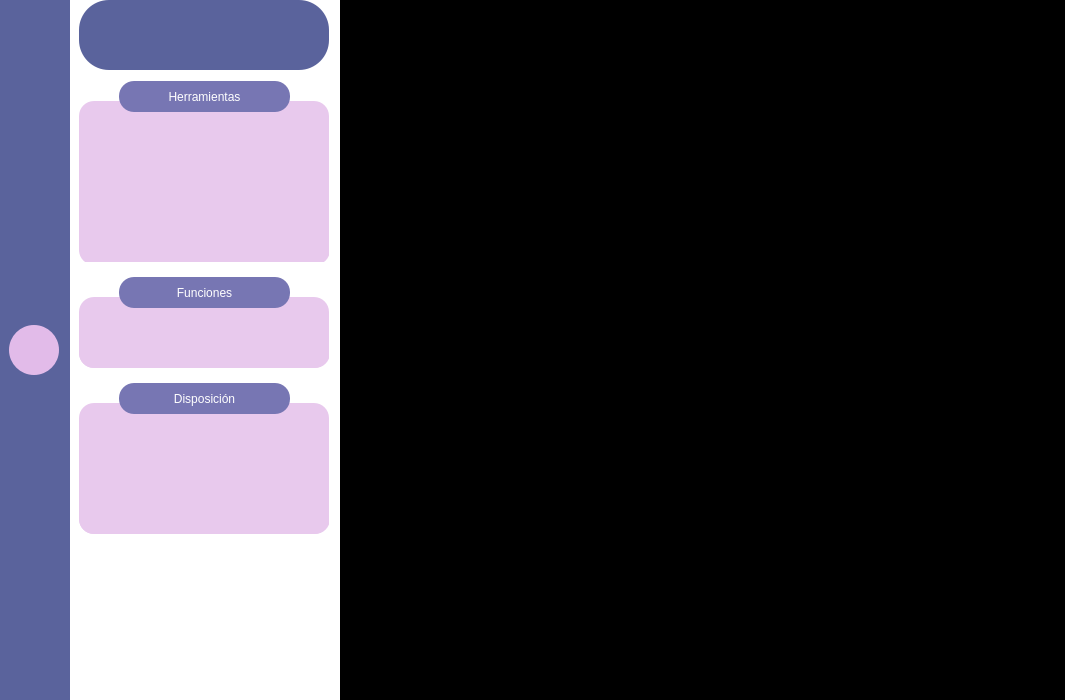
The window that ventana1.ui (Tesis-PFG/BRICOM) describes before a commit, drawn with Qt 5.
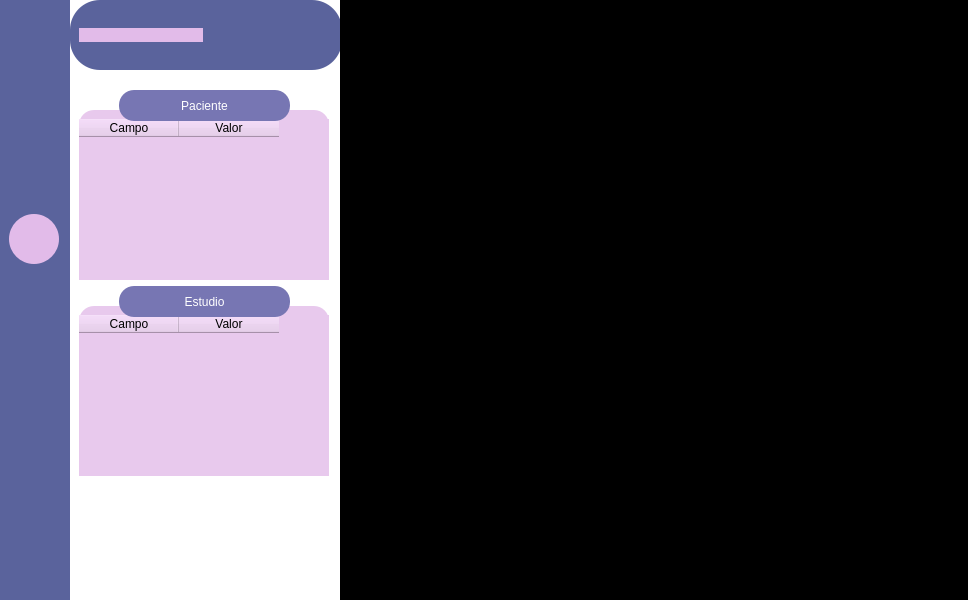
The same window after the commit. The open tabs and pages were chosen to show the change. Icons and pictures are not drawn.

The edit to the form file:
```diff
--- a/ventana1.ui
+++ b/ventana1.ui
@@ -6,8 +6,8 @@
    <rect>
     <x>0</x>
     <y>0</y>
-    <width>1065</width>
-    <height>700</height>
+    <width>968</width>
+    <height>600</height>
    </rect>
   </property>
   <property name="minimumSize">
@@ -140,6 +140,9 @@
             <property name="checkable">
              <bool>true</bool>
             </property>
+            <property name="checked">
+             <bool>true</bool>
+            </property>
             <property name="autoExclusive">
              <bool>true</bool>
             </property>
@@ -176,7 +179,7 @@
              <bool>true</bool>
             </property>
             <property name="checked">
-             <bool>true</bool>
+             <bool>false</bool>
             </property>
             <property name="autoExclusive">
              <bool>true</bool>
@@ -272,14 +275,23 @@
            <enum>QFrame::NoFrame</enum>
           </property>
           <layout class="QVBoxLayout" name="verticalLayout">
+           <property name="leftMargin">
+            <number>0</number>
+           </property>
            <property name="topMargin">
             <number>0</number>
            </property>
+           <property name="rightMargin">
+            <number>0</number>
+           </property>
+           <property name="bottomMargin">
+            <number>0</number>
+           </property>
            <item>
             <widget class="QFrame" name="frame_17">
              <property name="minimumSize">
               <size>
-               <width>250</width>
+               <width>272</width>
                <height>70</height>
               </size>
              </property>
@@ -296,6 +308,83 @@
              <property name="frameShape">
               <enum>QFrame::NoFrame</enum>
              </property>
+             <layout class="QHBoxLayout" name="horizontalLayout_6">
+              <item>
+               <widget class="QPushButton" name="subMenu_patient">
+                <property name="cursor">
+                 <cursorShape>PointingHandCursor</cursorShape>
+                </property>
+                <property name="styleSheet">
+                 <string notr="true">QPushButton:checked{
+background-color:#E2BBE9;
+border-radius: 20px
+}
+</string>
+                </property>
+                <property name="text">
+                 <string/>
+                </property>
+                <property name="icon">
+                 <iconset>
+                  <normaloff>Assets/subMenu_patient.png</normaloff>Assets/subMenu_patient.png</iconset>
+                </property>
+                <property name="iconSize">
+                 <size>
+                  <width>50</width>
+                  <height>50</height>
+                 </size>
+                </property>
+                <property name="checkable">
+                 <bool>true</bool>
+                </property>
+                <property name="checked">
+                 <bool>true</bool>
+                </property>
+                <property name="autoExclusive">
+                 <bool>true</bool>
+                </property>
+                <property name="autoRepeatInterval">
+                 <number>103</number>
+                </property>
+               </widget>
+              </item>
+              <item>
+               <widget class="QPushButton" name="subMenu_tools">
+                <property name="cursor">
+                 <cursorShape>PointingHandCursor</cursorShape>
+                </property>
+                <property name="styleSheet">
+                 <string notr="true">QPushButton:checked{
+background-color:#E2BBE9;
+border-radius: 20px
+}
+</string>
+                </property>
+                <property name="text">
+                 <string/>
+                </property>
+                <property name="icon">
+                 <iconset>
+                  <normaloff>Assets/subMenu_tools.png</normaloff>Assets/subMenu_tools.png</iconset>
+                </property>
+                <property name="iconSize">
+                 <size>
+                  <width>50</width>
+                  <height>50</height>
+                 </size>
+                </property>
+                <property name="shortcut">
+                 <string>Esc</string>
+                </property>
+                <property name="checkable">
+                 <bool>true</bool>
+                </property>
+                <property name="autoExclusive">
+                 <bool>true</bool>
+                </property>
+               </widget>
+              </item>
+             </layout>
             </widget>
            </item>
            <item>
@@ -315,6 +404,248 @@
             </spacer>
            </item>
            <item>
+            <widget class="QStackedWidget" name="stackedWidget_submenuVisualizacion">
+             <property name="currentIndex">
+              <number>1</number>
+             </property>
+             <widget class="QWidget" name="submenuPatient">
+              <property name="styleSheet">
+               <string notr="true"/>
+              </property>
+              <layout class="QVBoxLayout" name="verticalLayout_8">
+               <item>
+                <widget class="QFrame" name="frame_15">
+                 <property name="minimumSize">
+                  <size>
+                   <width>200</width>
+                   <height>190</height>
+                  </size>
+                 </property>
+                 <property name="maximumSize">
+                  <size>
+                   <width>16777215</width>
+                   <height>240</height>
+                  </size>
+                 </property>
+                 <property name="styleSheet">
+                  <string notr="true">background-color: #FFFFFF;
+
+</string>
+                 </property>
+                 <property name="frameShape">
+                  <enum>QFrame::NoFrame</enum>
+                 </property>
+                 <widget class="QFrame" name="frame_18">
+                  <property name="geometry">
+                   <rect>
+                    <x>0</x>
+                    <y>20</y>
+                    <width>250</width>
+                    <height>200</height>
+                   </rect>
+                  </property>
+                  <property name="minimumSize">
+                   <size>
+                    <width>250</width>
+                    <height>0</height>
+                   </size>
+                  </property>
+                  <property name="maximumSize">
+                   <size>
+                    <width>250</width>
+                    <height>200</height>
+                   </size>
+                  </property>
+                  <property name="styleSheet">
+                   <string notr="true">background-color: #E8C9ED;
+border-radius: 15px;</string>
+                  </property>
+                  <property name="frameShape">
+                   <enum>QFrame::NoFrame</enum>
+                  </property>
+                  <layout class="QVBoxLayout" name="verticalLayout_9">
+                   <property name="leftMargin">
+                    <number>0</number>
+                   </property>
+                   <property name="rightMargin">
+                    <number>0</number>
+                   </property>
+                   <item>
+                    <widget class="QTableWidget" name="patientInfo_table">
+                     <property name="verticalScrollBarPolicy">
+                      <enum>Qt::ScrollBarAlwaysOff</enum>
+                     </property>
+                     <property name="horizontalScrollBarPolicy">
+                      <enum>Qt::ScrollBarAlwaysOff</enum>
+                     </property>
+                     <column>
+                      <property name="text">
+                       <string>Campo</string>
+                      </property>
+                     </column>
+                     <column>
+                      <property name="text">
+                       <string>Valor</string>
+                      </property>
+                     </column>
+                    </widget>
+                   </item>
+                  </layout>
+                 </widget>
+                 <widget class="QLabel" name="label_9">
+                  <property name="geometry">
+                   <rect>
+                    <x>40</x>
+                    <y>0</y>
+                    <width>171</width>
+                    <height>31</height>
+                   </rect>
+                  </property>
+                  <property name="styleSheet">
+                   <string notr="true">font: 87 16pt &quot;Roboto&quot; &quot;bold&quot;;
+background-color: rgb(119, 118, 179);
+color:#FFFFFF;
+border-radius: 15px;</string>
+                  </property>
+                  <property name="text">
+                   <string>Paciente</string>
+                  </property>
+                  <property name="textFormat">
+                   <enum>Qt::PlainText</enum>
+                  </property>
+                  <property name="alignment">
+                   <set>Qt::AlignCenter</set>
+                  </property>
+                 </widget>
+                </widget>
+               </item>
+               <item>
+                <widget class="QFrame" name="frame_19">
+                 <property name="minimumSize">
+                  <size>
+                   <width>200</width>
+                   <height>190</height>
+                  </size>
+                 </property>
+                 <property name="maximumSize">
+                  <size>
+                   <width>16777215</width>
+                   <height>240</height>
+                  </size>
+                 </property>
+                 <property name="styleSheet">
+                  <string notr="true">background-color: #FFFFFF;
+
+</string>
+                 </property>
+                 <property name="frameShape">
+                  <enum>QFrame::NoFrame</enum>
+                 </property>
+                 <widget class="QFrame" name="frame_20">
+                  <property name="geometry">
+                   <rect>
+                    <x>0</x>
+                    <y>20</y>
+                    <width>250</width>
+                    <height>200</height>
+                   </rect>
+                  </property>
+                  <property name="minimumSize">
+                   <size>
+                    <width>250</width>
+                    <height>0</height>
+                   </size>
+                  </property>
+                  <property name="maximumSize">
+                   <size>
+                    <width>250</width>
+                    <height>200</height>
+                   </size>
+                  </property>
+                  <property name="styleSheet">
+                   <string notr="true">background-color: #E8C9ED;
+border-radius: 15px;</string>
+                  </property>
+                  <property name="frameShape">
+                   <enum>QFrame::NoFrame</enum>
+                  </property>
+                  <layout class="QVBoxLayout" name="verticalLayout_10">
+                   <property name="leftMargin">
+                    <number>0</number>
+                   </property>
+                   <property name="rightMargin">
+                    <number>0</number>
+                   </property>
+                   <item>
+                    <widget class="QTableWidget" name="studytInfo_table">
+                     <property name="verticalScrollBarPolicy">
+                      <enum>Qt::ScrollBarAlwaysOff</enum>
+                     </property>
+                     <property name="horizontalScrollBarPolicy">
+                      <enum>Qt::ScrollBarAlwaysOff</enum>
+                     </property>
+                     <column>
+                      <property name="text">
+                       <string>Campo</string>
+                      </property>
+                     </column>
+                     <column>
+                      <property name="text">
+                       <string>Valor</string>
+                      </property>
+                     </column>
+                    </widget>
+                   </item>
+                  </layout>
+                 </widget>
+                 <widget class="QLabel" name="label_11">
+                  <property name="geometry">
+                   <rect>
+                    <x>40</x>
+                    <y>0</y>
+                    <width>171</width>
+                    <height>31</height>
+                   </rect>
+                  </property>
+                  <property name="styleSheet">
+                   <string notr="true">font: 87 16pt &quot;Roboto&quot; &quot;bold&quot;;
+background-color: rgb(119, 118, 179);
+color:#FFFFFF;
+border-radius: 15px;</string>
+                  </property>
+                  <property name="text">
+                   <string>Estudio</string>
+                  </property>
+                  <property name="textFormat">
+                   <enum>Qt::PlainText</enum>
+                  </property>
+                  <property name="alignment">
+                   <set>Qt::AlignCenter</set>
+                  </property>
+                 </widget>
+                </widget>
+               </item>
+               <item>
+                <spacer name="verticalSpacer_8">
+                 <property name="orientation">
+                  <enum>Qt::Vertical</enum>
+                 </property>
+                 <property name="sizeType">
+                  <enum>QSizePolicy::Expanding</enum>
+                 </property>
+                 <property name="sizeHint" stdset="0">
+                  <size>
+                   <width>20</width>
+                   <height>40</height>
+                  </size>
+                 </property>
+                </spacer>
+               </item>
+              </layout>
+             </widget>
+             <widget class="QWidget" name="submenuTools">
+              <layout class="QVBoxLayout" name="verticalLayout_4">
+               <item>
             <widget class="QFrame" name="frame_12">
              <property name="minimumSize">
               <size>
@@ -924,6 +1255,10 @@
            </item>
           </layout>
          </widget>
+            </widget>
+           </item>
+          </layout>
+         </widget>
         </item>
         <item>
          <widget class="QFrame" name="frame_3">
```
Left out of the diff: 349 changed lines with no effect on the pictures. Lines whose indentation alone changed are shown as unchanged.
